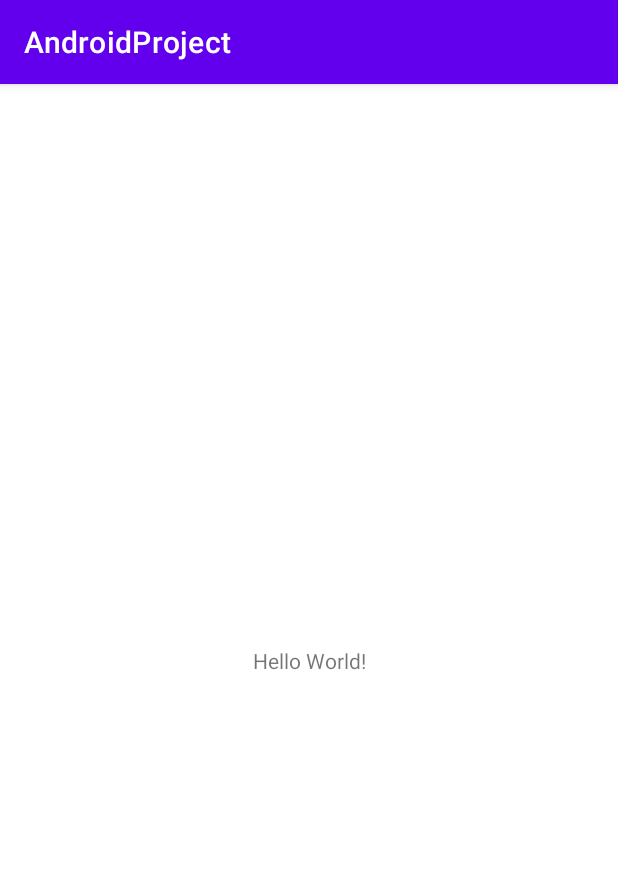
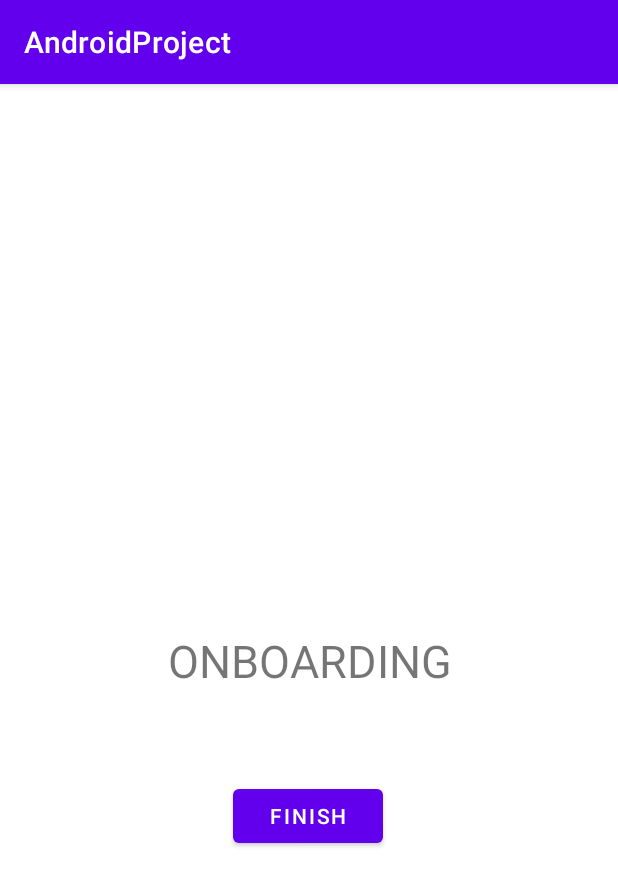
Before and after one commit to IgorBr777/AndroidProject, an Android app: the screen it shows after launch (MainActivity), on a phone screen of 412 x 824 dp. Shown: the top 886 px of the screen. Run offline under Robolectric (Android 15) with nearby library versions, the phone set to English and light mode, and no system bars.

Commit message:
Lesson20, created RecyclerView, Fragment

```diff
--- a/app/src/main/java/com/example/androidproject/MainActivity.kt
+++ b/app/src/main/java/com/example/androidproject/MainActivity.kt
@@ -7,5 +7,10 @@ class MainActivity : AppCompatActivity() {
     override fun onCreate(savedInstanceState: Bundle?) {
         super.onCreate(savedInstanceState)
         setContentView(R.layout.activity_main)
+
+
+val fragmentTransaction = supportFragmentManager.beginTransaction()
+        fragmentTransaction.add(R.id.activity_container, OnBoardingFragment())
+        fragmentTransaction.commit()
     }
 }
--- /dev/null
+++ b/app/src/main/java/com/example/androidproject/OnBoardingFragment.kt
@@ -0,0 +1,40 @@
+package com.example.androidproject
+
+import android.os.Bundle
+import androidx.fragment.app.Fragment
+import android.view.LayoutInflater
+import android.view.View
+import android.view.ViewGroup
+import android.widget.Button
+
+
+class OnBoardingFragment : Fragment() {
+
+
+    override fun onCreateView(
+        inflater: LayoutInflater, container: ViewGroup?,
+        savedInstanceState: Bundle?
+    ): View? {
+
+        return inflater.inflate(R.layout.fragment_on_boarding, container, false)
+    }
+
+    override fun onViewCreated(view: View, savedInstanceState: Bundle?) {
+        super.onViewCreated(view, savedInstanceState)
+        val OnBoardingFinished = view.findViewById<Button>(R.id.btnFinish)
+        OnBoardingFinished.setOnClickListener {
+
+            parentFragmentManager
+
+                .beginTransaction()
+                .replace(R.id.activity_container,ItemsFragment())
+                .commit()
+
+
+
+
+        }
+
+    }
+
+    }
--- a/app/src/main/res/layout/activity_main.xml
+++ b/app/src/main/res/layout/activity_main.xml
@@ -6,13 +6,14 @@
     android:layout_width="match_parent"
     android:layout_height="match_parent"
     tools:context=".MainActivity">
-    <TextView
-      android:layout_width="wrap_content"
-      android:layout_height="wrap_content"
-      android:text="Hello World!"
-      app:layout_constraintBottom_toBottomOf="parent"
-      app:layout_constraintStart_toStartOf="parent"
-      app:layout_constraintEnd_toEndOf="parent"
-      app:layout_constraintTop_toTopOf="parent" />
+
+
+    <androidx.fragment.app.FragmentContainerView
+        android:layout_width="match_parent"
+        android:layout_height="match_parent"
+        android:id="@+id/activity_container"/>
+
+
+
 
   </androidx.constraintlayout.widget.ConstraintLayout>
--- /dev/null
+++ b/app/src/main/res/layout/fragment_on_boarding.xml
@@ -0,0 +1,35 @@
+<?xml version="1.0" encoding="utf-8"?>
+<androidx.constraintlayout.widget.ConstraintLayout xmlns:android="http://schemas.android.com/apk/res/android"
+    xmlns:app="http://schemas.android.com/apk/res-auto"
+    xmlns:tools="http://schemas.android.com/tools"
+    android:layout_width="match_parent"
+    android:layout_height="match_parent"
+    tools:context=".OnBoardingFragment">
+
+
+    <TextView
+        android:id="@+id/textView"
+        android:layout_width="match_parent"
+        android:layout_height="wrap_content"
+        android:gravity="center"
+        android:text="ONBOARDING"
+        android:textSize="30sp"
+        app:layout_constraintBottom_toBottomOf="parent"
+        app:layout_constraintEnd_toEndOf="parent"
+        app:layout_constraintStart_toStartOf="parent"
+        app:layout_constraintTop_toTopOf="parent" />
+
+    <Button
+        android:id="@+id/btnFinish"
+        android:layout_width="100dp"
+        android:layout_height="wrap_content"
+        android:text="FINISH"
+        app:layout_constraintBottom_toBottomOf="parent"
+        app:layout_constraintEnd_toEndOf="parent"
+        app:layout_constraintHorizontal_bias="0.498"
+        app:layout_constraintStart_toStartOf="parent"
+        app:layout_constraintTop_toBottomOf="@+id/textView"
+        app:layout_constraintVertical_bias="0.188" />
+
+
+</androidx.constraintlayout.widget.ConstraintLayout>
--- a/app/src/main/res/values/strings.xml
+++ b/app/src/main/res/values/strings.xml
@@ -1,3 +1,5 @@
 <resources>
     <string name="app_name">AndroidProject</string>
+    <!-- TODO: Remove or change this placeholder text -->
+    <string name="hello_blank_fragment">Hello blank fragment</string>
 </resources>
```
Also changed, not shown: app/src/main/java/com/example/androidproject/DetailsFragment.kt (added, +25 -0 lines), app/src/main/java/com/example/androidproject/ItemsFragment.kt (added, +27 -0 lines), app/src/main/res/layout/fragment_details.xml (added, +22 -0 lines), app/src/main/res/layout/fragment_items.xml (added, +21 -0 lines), app/src/main/res/layout/item_fruit.xml (added, +44 -0 lines), app/src/main/res/drawable/banan.jpg (added).
